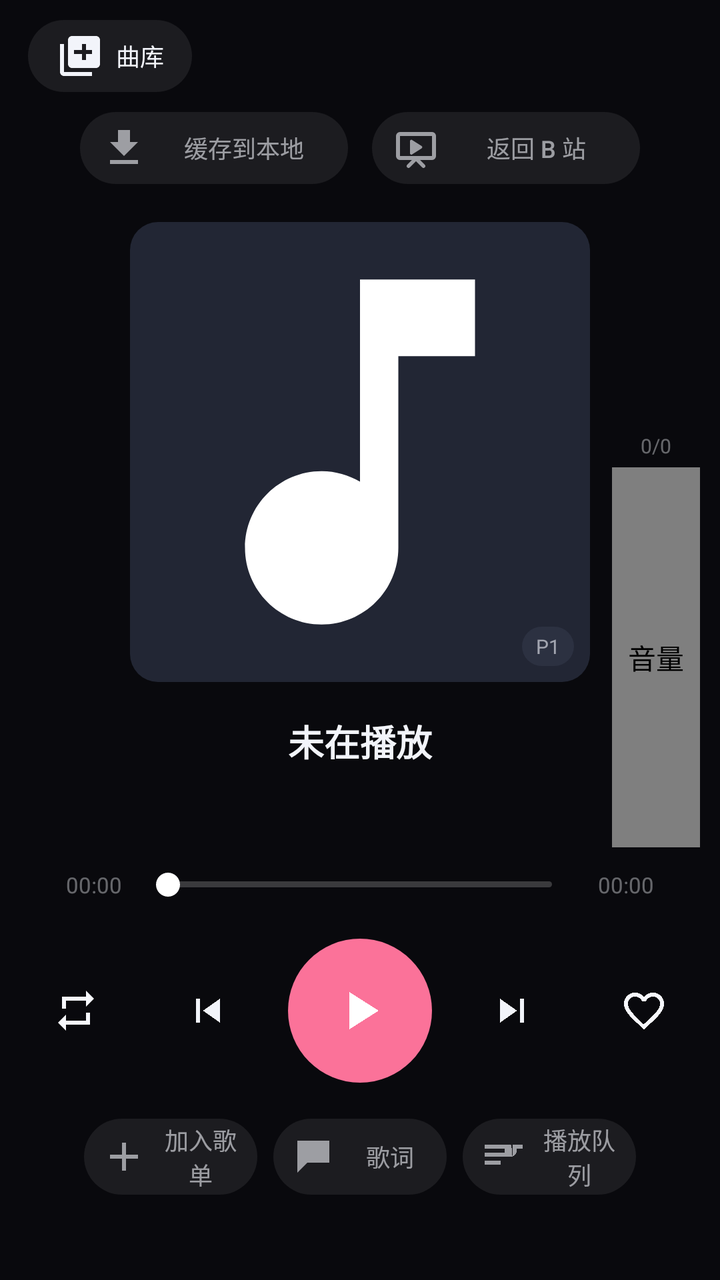
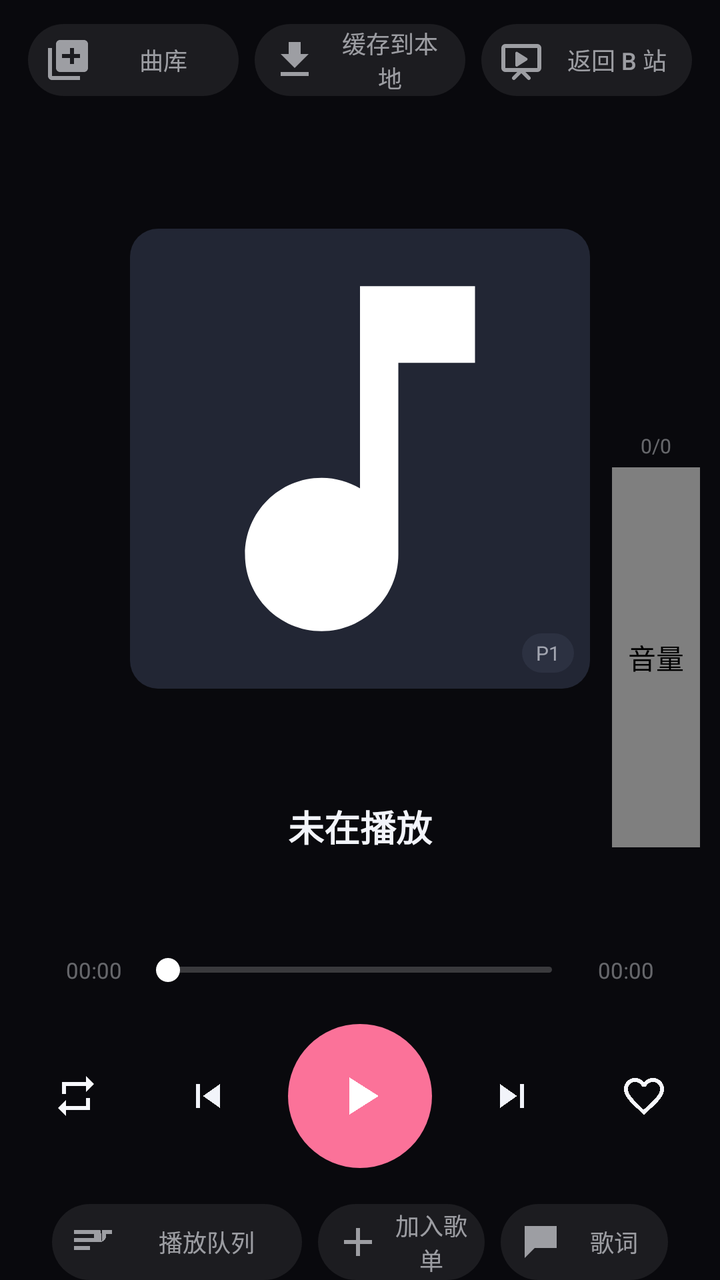

Before-and-after screenshots of an Android layout around one commit, followed by the original layout XML and the change that was made.
<!-- AndroidManifest.xml: activity theme AppTheme -->
<!-- res/layout/activity_player.xml -->
<?xml version="1.0" encoding="utf-8"?>
<FrameLayout xmlns:android="http://schemas.android.com/apk/res/android"
    android:layout_width="match_parent"
    android:layout_height="match_parent"
    android:background="@color/bg">

    <ImageView
        android:id="@+id/bg"
        android:layout_width="match_parent"
        android:layout_height="match_parent"
        android:scaleType="centerCrop" />

    <View
        android:layout_width="match_parent"
        android:layout_height="match_parent"
        android:background="#86000000" />

    <LinearLayout
        android:layout_width="match_parent"
        android:layout_height="match_parent"
        android:orientation="vertical">

        <LinearLayout
            android:layout_width="match_parent"
            android:layout_height="56dp"
            android:gravity="center_vertical"
            android:orientation="horizontal"
            android:paddingLeft="14dp"
            android:paddingRight="14dp">

            
            <Button
                android:id="@+id/back"
                android:layout_width="wrap_content"
                android:layout_height="36dp"
                android:background="@drawable/ripple_round"
                android:drawableLeft="@drawable/ic_library"
                android:drawablePadding="6dp"
                android:drawableTint="@color/text"
                android:minWidth="0dp"
                android:paddingLeft="14dp"
                android:paddingRight="14dp"
                android:text="曲库"
                android:textAllCaps="false"
                android:textColor="@color/text"
                android:textSize="12sp" />
        </LinearLayout>

        
        <LinearLayout
            android:id="@+id/row_top"
            android:layout_width="match_parent"
            android:layout_height="wrap_content"
            android:layout_marginLeft="40dp"
            android:layout_marginRight="40dp"
            android:gravity="center"
            android:orientation="horizontal">

            <Button
                android:id="@+id/btn_cache"
                android:layout_width="0dp"
                android:layout_height="36dp"
                android:layout_weight="1"
                android:background="@drawable/ripple_round"
                android:drawableLeft="@drawable/ic_download"
                android:drawablePadding="6dp"
                android:drawableTint="@color/text_sub"
                android:gravity="center"
                android:minWidth="0dp"
                android:paddingLeft="10dp"
                android:paddingRight="10dp"
                android:text="缓存到本地"
                android:textAllCaps="false"
                android:textColor="@color/text_sub"
                android:textSize="12sp" />

            <View
                android:layout_width="12dp"
                android:layout_height="1dp" />

            <Button
                android:id="@+id/btn_bili"
                android:layout_width="0dp"
                android:layout_height="36dp"
                android:layout_weight="1"
                android:background="@drawable/ripple_round"
                android:drawableLeft="@drawable/ic_bili"
                android:drawablePadding="6dp"
                android:drawableTint="@color/text_sub"
                android:gravity="center"
                android:minWidth="0dp"
                android:paddingLeft="10dp"
                android:paddingRight="10dp"
                android:text="返回 B 站"
                android:textAllCaps="false"
                android:textColor="@color/text_sub"
                android:textSize="12sp" />
        </LinearLayout>

        <View
            android:layout_width="match_parent"
            android:layout_height="0dp"
            android:layout_weight="0.6" />

        <FrameLayout
            android:id="@+id/art_box"
            android:layout_width="230dp"
            android:layout_height="230dp"
            android:layout_gravity="center_horizontal">

            <ImageView
                android:id="@+id/art"
                android:layout_width="match_parent"
                android:layout_height="match_parent"
                android:background="@drawable/shape_card"
                android:scaleType="centerCrop"
                android:src="@drawable/ic_music_note" />

            <TextView
                android:id="@+id/n_badge"
                android:layout_width="wrap_content"
                android:layout_height="wrap_content"
                android:layout_gravity="bottom|right"
                android:layout_margin="8dp"
                android:background="@drawable/shape_card2"
                android:paddingBottom="3dp"
                android:paddingLeft="7dp"
                android:paddingRight="7dp"
                android:paddingTop="3dp"
                android:text="P1"
                android:textColor="@color/text_sub"
                android:textSize="10sp" />
        </FrameLayout>

        <View
            android:layout_width="match_parent"
            android:layout_height="0dp"
            android:layout_weight="0.5" />

        <LinearLayout
            android:layout_width="match_parent"
            android:layout_height="wrap_content"
            android:orientation="vertical"
            android:paddingLeft="26dp"
            android:paddingRight="26dp">

            <TextView
                android:id="@+id/title"
                android:layout_width="match_parent"
                android:layout_height="wrap_content"
                android:ellipsize="end"
                android:gravity="center"
                android:singleLine="true"
                android:text="未在播放"
                android:textColor="@color/text"
                android:textSize="18sp"
                android:textStyle="bold" />

            <TextView
                android:id="@+id/author"
                android:layout_width="match_parent"
                android:layout_height="wrap_content"
                android:layout_marginTop="6dp"
                android:ellipsize="end"
                android:gravity="center"
                android:singleLine="true"
                android:text=""
                android:textColor="@color/text_sub"
                android:textSize="13sp" />

            <LinearLayout
                android:id="@+id/row_seek"
                android:layout_width="match_parent"
                android:layout_height="wrap_content"
                android:layout_marginTop="22dp"
                android:gravity="center_vertical"
                android:orientation="horizontal">

                <TextView
                    android:id="@+id/t_cur"
                    android:layout_width="42dp"
                    android:layout_height="wrap_content"
                    android:gravity="center"
                    android:text="00:00"
                    android:textColor="@color/text_dim"
                    android:textSize="11sp" />

                <SeekBar
                    android:id="@+id/seek"
                    android:layout_width="0dp"
                    android:layout_height="26dp"
                    android:layout_weight="1"
                    android:max="1000"
                    android:progressDrawable="@drawable/seek_gray"
                    android:splitTrack="false"
                    android:thumb="@drawable/seek_thumb" />

                <TextView
                    android:id="@+id/t_dur"
                    android:layout_width="42dp"
                    android:layout_height="wrap_content"
                    android:gravity="center"
                    android:text="00:00"
                    android:textColor="@color/text_dim"
                    android:textSize="11sp" />
            </LinearLayout>

            <LinearLayout
                android:id="@+id/row_ctrl"
                android:layout_width="match_parent"
                android:layout_height="wrap_content"
                android:layout_marginTop="14dp"
                android:gravity="center"
                android:orientation="horizontal">

                <ImageButton
                    android:id="@+id/btn_mode"
                    android:layout_width="48dp"
                    android:layout_height="48dp"
                    android:background="@null"
                    android:contentDescription="播放模式"
                    android:src="@drawable/ic_repeat"
                    android:tint="@color/text_sub" />

                <View
                    android:layout_width="16dp"
                    android:layout_height="1dp" />

                <ImageButton
                    android:id="@+id/btn_prev"
                    android:layout_width="52dp"
                    android:layout_height="52dp"
                    android:background="@null"
                    android:contentDescription="上一首"
                    android:src="@drawable/ic_prev"
                    android:tint="@color/text" />

                <ImageButton
                    android:id="@+id/btn_play"
                    android:layout_width="72dp"
                    android:layout_height="72dp"
                    android:layout_marginLeft="14dp"
                    android:layout_marginRight="14dp"
                    android:background="@drawable/circle_accent"
                    android:contentDescription="@string/play"
                    android:padding="20dp"
                    android:scaleType="fitCenter"
                    android:src="@drawable/ic_play"
                    android:tint="@color/white" />

                <ImageButton
                    android:id="@+id/btn_next"
                    android:layout_width="52dp"
                    android:layout_height="52dp"
                    android:background="@null"
                    android:contentDescription="下一首"
                    android:src="@drawable/ic_next"
                    android:tint="@color/text" />

                <View
                    android:layout_width="16dp"
                    android:layout_height="1dp" />

                <ImageButton
                    android:id="@+id/btn_fav"
                    android:layout_width="48dp"
                    android:layout_height="48dp"
                    android:background="@null"
                    android:contentDescription="收藏"
                    android:src="@drawable/ic_fav_border"
                    android:tint="@color/text_sub" />
            </LinearLayout>

            
            <LinearLayout
                android:id="@+id/row_bottom"
                android:layout_width="match_parent"
                android:layout_height="wrap_content"
                android:layout_marginTop="18dp"
                android:layout_marginLeft="16dp"
                android:layout_marginRight="16dp"
                android:gravity="center"
                android:orientation="horizontal">

                <Button
                    android:id="@+id/btn_add_pl"
                    android:layout_width="0dp"
                    android:layout_height="38dp"
                    android:layout_weight="1"
                    android:background="@drawable/ripple_round"
                    android:drawableLeft="@drawable/ic_add"
                    android:drawablePadding="6dp"
                    android:drawableTint="@color/text_sub"
                    android:gravity="center"
                    android:minWidth="0dp"
                    android:paddingLeft="8dp"
                    android:paddingRight="8dp"
                android:text="加入歌单"
                android:textAllCaps="false"
                android:textColor="@color/text_sub"
                android:textSize="12sp" />

                <View
                    android:layout_width="8dp"
                    android:layout_height="1dp" />

                <Button
                    android:id="@+id/btn_lyric"
                    android:layout_width="0dp"
                    android:layout_height="38dp"
                    android:layout_weight="1"
                    android:background="@drawable/ripple_round"
                    android:drawableLeft="@drawable/ic_lyric"
                    android:drawablePadding="6dp"
                    android:drawableTint="@color/text_sub"
                    android:gravity="center"
                    android:minWidth="0dp"
                    android:paddingLeft="8dp"
                    android:paddingRight="8dp"
                    android:text="@string/lyrics"
                    android:textAllCaps="false"
                    android:textColor="@color/text_sub"
                    android:textSize="12sp" />

                <View
                    android:layout_width="8dp"
                    android:layout_height="1dp" />

                <Button
                    android:id="@+id/btn_queue"
                    android:layout_width="0dp"
                    android:layout_height="38dp"
                    android:layout_weight="1"
                    android:background="@drawable/ripple_round"
                    android:drawableLeft="@drawable/ic_queue"
                    android:drawablePadding="6dp"
                    android:drawableTint="@color/text_sub"
                    android:gravity="center"
                    android:minWidth="0dp"
                    android:paddingLeft="8dp"
                    android:paddingRight="8dp"
                    android:text="@string/current_queue"
                    android:textAllCaps="false"
                    android:textColor="@color/text_sub"
                    android:textSize="12sp" />
            </LinearLayout>

            <TextView
                android:id="@+id/hint"
                android:layout_width="match_parent"
                android:layout_height="wrap_content"
                android:layout_marginBottom="18dp"
                android:layout_marginTop="10dp"
                android:gravity="center"
                android:text=""
                android:textColor="@color/text_dim"
                android:textSize="11sp" />
        </LinearLayout>
    </LinearLayout>

    
    <FrameLayout
        android:layout_width="wrap_content"
        android:layout_height="wrap_content"
        android:layout_gravity="end|center_vertical"
        android:layout_marginEnd="10dp">

        <LinearLayout
            android:layout_width="wrap_content"
            android:layout_height="wrap_content"
            android:orientation="vertical"
            android:gravity="center_horizontal">

            <TextView
                android:id="@+id/vol_pct"
                android:layout_width="wrap_content"
                android:layout_height="wrap_content"
                android:text="0/0"
                android:textColor="@color/text_dim"
                android:textSize="10sp" />

            <com.volcano.bmusic.ui.VolumeBar
                android:id="@+id/vol_bar"
                android:layout_width="44dp"
                android:layout_height="190dp"
                android:layout_marginTop="4dp"
                android:contentDescription="@string/volume" />
        </LinearLayout>
    </FrameLayout>

    
    <FrameLayout
        android:id="@+id/lyric_panel"
        android:layout_width="match_parent"
        android:layout_height="match_parent"
        android:background="#E612141C"
        android:visibility="gone">

        <LinearLayout
            android:layout_width="match_parent"
            android:layout_height="match_parent"
            android:orientation="vertical"
            android:padding="18dp">

            <LinearLayout
                android:layout_width="match_parent"
                android:layout_height="wrap_content"
                android:orientation="horizontal"
                android:gravity="center_vertical">

                <TextView
                    android:layout_width="0dp"
                    android:layout_height="wrap_content"
                    android:layout_weight="1"
                    android:text="@string/lyric_panel_title"
                    android:textColor="@color/text"
                    android:textSize="16sp"
                    android:textStyle="bold" />

                <ImageButton
                    android:id="@+id/lyric_close"
                    android:layout_width="40dp"
                    android:layout_height="40dp"
                    android:background="@null"
                    android:src="@drawable/ic_close"
                    android:tint="@color/text_sub"
                    android:contentDescription="关闭" />
            </LinearLayout>

            <LinearLayout
                android:layout_width="match_parent"
                android:layout_height="wrap_content"
                android:layout_marginTop="10dp"
                android:orientation="horizontal">

                <EditText
                    android:id="@+id/lyric_query"
                    android:layout_width="0dp"
                    android:layout_height="38dp"
                    android:layout_weight="1"
                    android:background="@drawable/shape_card"
                    android:hint="@string/lyric_search_hint"
                    android:textColorHint="@color/text_dim"
                    android:imeOptions="actionSearch"
                    android:inputType="text"
                    android:paddingLeft="12dp"
                    android:paddingRight="12dp"
                    android:textColor="@color/text"
                    android:textSize="13sp" />

                <Button
                    android:id="@+id/lyric_search"
                    android:layout_width="wrap_content"
                    android:layout_height="38dp"
                    android:layout_marginLeft="8dp"
                    android:background="@drawable/ripple_round"
                    android:text="@string/search"
                    android:textAllCaps="false"
                    android:textColor="@color/text_sub"
                    android:textSize="12sp" />
            </LinearLayout>

            <TextView
                android:id="@+id/lyric_status"
                android:layout_width="match_parent"
                android:layout_height="wrap_content"
                android:layout_marginTop="6dp"
                android:gravity="center"
                android:textColor="@color/text_dim"
                android:textSize="11sp" />

            <ScrollView
                android:id="@+id/lyric_scroll"
                android:layout_width="match_parent"
                android:layout_height="0dp"
                android:layout_weight="1"
                android:layout_marginTop="8dp">

                <LinearLayout
                    android:id="@+id/lyric_lines"
                    android:layout_width="match_parent"
                    android:layout_height="wrap_content"
                    android:orientation="vertical"
                    android:paddingBottom="60dp" />
            </ScrollView>
        </LinearLayout>
    </FrameLayout>
</FrameLayout>
<!-- resources referenced by this layout -->
<resources>
  <color name="bg">#FF12141C</color>
  <color name="text">#FFF2F4FA</color>
  <color name="text_dim">#66F2F4FA</color>
  <color name="text_sub">#99F2F4FA</color>
  <color name="white">#FFFFFFFF</color>
  <!-- drawable circle_accent (drawable) -->
  <?xml version="1.0" encoding="utf-8"?>
  <shape xmlns:android="http://schemas.android.com/apk/res/android" android:shape="oval">
      <solid android:color="@color/pink" />
  </shape>
  <!-- drawable ic_add (drawable) -->
  <?xml version="1.0" encoding="utf-8"?>
  <vector xmlns:android="http://schemas.android.com/apk/res/android"
      android:width="24dp"
      android:height="24dp"
      android:viewportWidth="24.0"
      android:viewportHeight="24.0">
      <path
          android:fillColor="#FFFFFFFF"
          android:pathData="M19,13h-6v6h-2v-6H5v-2h6V5h2v6h6v2z" />
  </vector>
  <!-- drawable ic_download (drawable) -->
  <?xml version="1.0" encoding="utf-8"?>
  <vector xmlns:android="http://schemas.android.com/apk/res/android"
      android:width="24dp"
      android:height="24dp"
      android:viewportWidth="24.0"
      android:viewportHeight="24.0">
      <path
          android:fillColor="#FFFFFFFF"
          android:pathData="M19,9h-4V3H9v6H5l7,7 7,-7zM5,18v2h14v-2H5z" />
  </vector>
  <!-- drawable ic_next (drawable) -->
  <?xml version="1.0" encoding="utf-8"?>
  <vector xmlns:android="http://schemas.android.com/apk/res/android"
      android:width="24dp"
      android:height="24dp"
      android:viewportWidth="24.0"
      android:viewportHeight="24.0">
      <path
          android:fillColor="#FFFFFFFF"
          android:pathData="M6,18l8.5,-6L6,6v12zM16,6v12h2V6h-2z" />
  </vector>
  <!-- drawable ic_play (drawable) -->
  <?xml version="1.0" encoding="utf-8"?>
  <vector xmlns:android="http://schemas.android.com/apk/res/android"
      android:width="24dp"
      android:height="24dp"
      android:viewportWidth="24.0"
      android:viewportHeight="24.0">
      <path
          android:fillColor="#FFFFFFFF"
          android:pathData="M8,5v14l11,-7z" />
  </vector>
  <!-- drawable ic_prev (drawable) -->
  <?xml version="1.0" encoding="utf-8"?>
  <vector xmlns:android="http://schemas.android.com/apk/res/android"
      android:width="24dp"
      android:height="24dp"
      android:viewportWidth="24.0"
      android:viewportHeight="24.0">
      <path
          android:fillColor="#FFFFFFFF"
          android:pathData="M6,6h2v12H6zM9.5,12l8.5,6V6z" />
  </vector>
  <!-- drawable ripple_round (drawable) -->
  <?xml version="1.0" encoding="utf-8"?>
  <shape xmlns:android="http://schemas.android.com/apk/res/android" android:shape="rectangle">
      <solid android:color="#14FFFFFF" />
      <corners android:radius="24dp" />
  </shape>
  <!-- drawable seek_thumb (drawable) -->
  <?xml version="1.0" encoding="utf-8"?>
  <shape xmlns:android="http://schemas.android.com/apk/res/android" android:shape="oval">
      <size android:height="12dp" android:width="12dp" />
      <solid android:color="@color/white" />
  </shape>
  <!-- drawable shape_card (drawable) -->
  <?xml version="1.0" encoding="utf-8"?>
  <shape xmlns:android="http://schemas.android.com/apk/res/android" android:shape="rectangle">
      <solid android:color="@color/bg_card" />
      <corners android:radius="14dp" />
  </shape>
  <!-- drawable shape_card2 (drawable) -->
  <?xml version="1.0" encoding="utf-8"?>
  <shape xmlns:android="http://schemas.android.com/apk/res/android" android:shape="rectangle">
      <solid android:color="@color/bg_card_2" />
      <corners android:radius="10dp" />
  </shape>
  <string name="current_queue">播放队列</string>
  <string name="lyric_panel_title">歌词</string>
  <string name="lyric_search_hint">输入歌名 / 歌手，搜索歌词</string>
  <string name="lyrics">歌词</string>
  <string name="play">播放</string>
  <string name="search">搜索</string>
  <string name="volume">音量</string>
  <color name="pink">#FFFB7299</color>
  <color name="bg_card">#FF222634</color>
  <color name="bg_card_2">#FF2C3141</color>
  <color name="bg_soft">#FF1A1D28</color>
  <!-- unchanged entries left out for length: 10 -->
</resources>

<!-- the commit's change to res/layout/activity_player.xml (unified diff, before → after) -->
@@ -20,41 +20,40 @@
         android:layout_height="match_parent"
         android:orientation="vertical">
 
-        <LinearLayout
-            android:layout_width="match_parent"
-            android:layout_height="56dp"
-            android:gravity="center_vertical"
-            android:orientation="horizontal"
-            android:paddingLeft="14dp"
-            android:paddingRight="14dp">
-
-            
-            <Button
-                android:id="@+id/back"
-                android:layout_width="wrap_content"
-                android:layout_height="36dp"
-                android:background="@drawable/ripple_round"
-                android:drawableLeft="@drawable/ic_library"
-                android:drawablePadding="6dp"
-                android:drawableTint="@color/text"
-                android:minWidth="0dp"
-                android:paddingLeft="14dp"
-                android:paddingRight="14dp"
-                android:text="曲库"
-                android:textAllCaps="false"
-                android:textColor="@color/text"
-                android:textSize="12sp" />
-        </LinearLayout>
-
         
         <LinearLayout
             android:id="@+id/row_top"
             android:layout_width="match_parent"
             android:layout_height="wrap_content"
-            android:layout_marginLeft="40dp"
-            android:layout_marginRight="40dp"
+            android:layout_marginLeft="14dp"
+            android:layout_marginRight="14dp"
+            android:layout_marginTop="12dp"
             android:gravity="center"
             android:orientation="horizontal">
+
+            <Button
+                android:id="@+id/back"
+                android:layout_width="0dp"
+                android:layout_height="36dp"
+                android:layout_weight="1"
+                android:background="@drawable/ripple_round"
+                android:drawableLeft="@drawable/ic_library"
+                android:drawablePadding="6dp"
+                android:drawableTint="@color/text_sub"
+                android:ellipsize="end"
+                android:gravity="center"
+                android:minWidth="0dp"
+                android:paddingLeft="8dp"
+                android:paddingRight="8dp"
+                android:singleLine="true"
+                android:text="曲库"
+                android:textAllCaps="false"
+                android:textColor="@color/text_sub"
+                android:textSize="12sp" />
+
+            <View
+                android:layout_width="8dp"
+                android:layout_height="1dp" />
 
             <Button
                 android:id="@+id/btn_cache"
@@ -67,15 +66,15 @@
                 android:drawableTint="@color/text_sub"
                 android:gravity="center"
                 android:minWidth="0dp"
-                android:paddingLeft="10dp"
-                android:paddingRight="10dp"
+                android:paddingLeft="8dp"
+                android:paddingRight="8dp"
                 android:text="缓存到本地"
                 android:textAllCaps="false"
                 android:textColor="@color/text_sub"
                 android:textSize="12sp" />
 
             <View
-                android:layout_width="12dp"
+                android:layout_width="8dp"
                 android:layout_height="1dp" />
 
             <Button
@@ -89,8 +88,8 @@
                 android:drawableTint="@color/text_sub"
                 android:gravity="center"
                 android:minWidth="0dp"
-                android:paddingLeft="10dp"
-                android:paddingRight="10dp"
+                android:paddingLeft="8dp"
+                android:paddingRight="8dp"
                 android:text="返回 B 站"
                 android:textAllCaps="false"
                 android:textColor="@color/text_sub"
@@ -277,10 +276,30 @@
                 android:layout_width="match_parent"
                 android:layout_height="wrap_content"
                 android:layout_marginTop="18dp"
-                android:layout_marginLeft="16dp"
-                android:layout_marginRight="16dp"
                 android:gravity="center"
                 android:orientation="horizontal">
+
+                <Button
+                    android:id="@+id/btn_queue"
+                    android:layout_width="0dp"
+                    android:layout_height="38dp"
+                    android:layout_weight="1.5"
+                    android:background="@drawable/ripple_round"
+                    android:drawableLeft="@drawable/ic_queue"
+                    android:drawablePadding="6dp"
+                    android:drawableTint="@color/text_sub"
+                    android:gravity="center"
+                    android:minWidth="0dp"
+                    android:paddingLeft="8dp"
+                    android:paddingRight="8dp"
+                    android:text="@string/current_queue"
+                    android:textAllCaps="false"
+                    android:textColor="@color/text_sub"
+                    android:textSize="12sp" />
+
+                <View
+                    android:layout_width="8dp"
+                    android:layout_height="1dp" />
 
                 <Button
                     android:id="@+id/btn_add_pl"
@@ -295,10 +314,10 @@
                     android:minWidth="0dp"
                     android:paddingLeft="8dp"
                     android:paddingRight="8dp"
-                android:text="加入歌单"
-                android:textAllCaps="false"
-                android:textColor="@color/text_sub"
-                android:textSize="12sp" />
+                    android:text="加入歌单"
+                    android:textAllCaps="false"
+                    android:textColor="@color/text_sub"
+                    android:textSize="12sp" />
 
                 <View
                     android:layout_width="8dp"
@@ -321,28 +340,6 @@
                     android:textAllCaps="false"
                     android:textColor="@color/text_sub"
                     android:textSize="12sp" />
-
-                <View
-                    android:layout_width="8dp"
-                    android:layout_height="1dp" />
-
-                <Button
-                    android:id="@+id/btn_queue"
-                    android:layout_width="0dp"
-                    android:layout_height="38dp"
-                    android:layout_weight="1"
-                    android:background="@drawable/ripple_round"
-                    android:drawableLeft="@drawable/ic_queue"
-                    android:drawablePadding="6dp"
-                    android:drawableTint="@color/text_sub"
-                    android:gravity="center"
-                    android:minWidth="0dp"
-                    android:paddingLeft="8dp"
-                    android:paddingRight="8dp"
-                    android:text="@string/current_queue"
-                    android:textAllCaps="false"
-                    android:textColor="@color/text_sub"
-                    android:textSize="12sp" />
             </LinearLayout>
 
             <TextView
@@ -354,7 +351,8 @@
                 android:gravity="center"
                 android:text=""
                 android:textColor="@color/text_dim"
-                android:textSize="11sp" />
+                android:textSize="11sp"
+                android:visibility="gone" />
         </LinearLayout>
     </LinearLayout>
 
